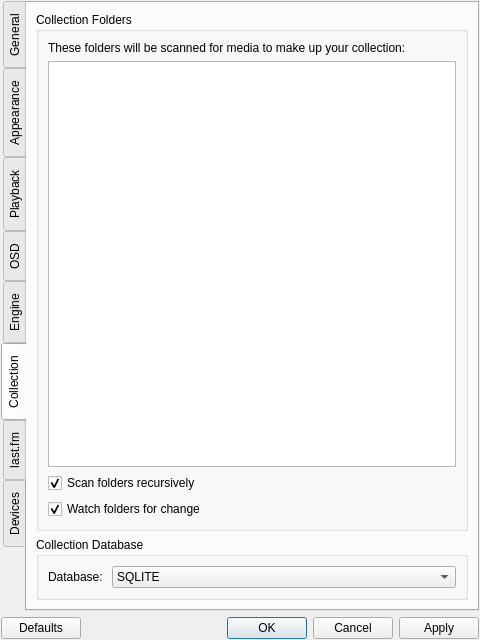
First picture: the form in gereqi/configuration.ui, repository handsomegui/Gereqi, before the edit.
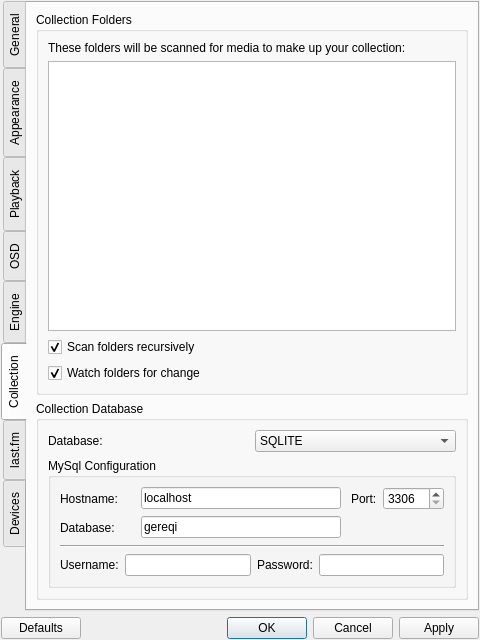
Second picture: the form after the edit.

Commit message: pyinotify really cannot deal with encoded filenames that it cannot decode to utf-8 so i've made everything strings. I'm sure this'll kick me in the balls at some point.

The edit to the form file:
```diff
--- a/gereqi/configuration.ui
+++ b/gereqi/configuration.ui
@@ -40,14 +40,14 @@
   <property name="windowFilePath">
    <string/>
   </property>
-  <layout class="QGridLayout" name="gridLayout">
+  <layout class="QVBoxLayout" name="verticalLayout_5">
    <property name="sizeConstraint">
     <enum>QLayout::SetMinimumSize</enum>
    </property>
    <property name="margin">
     <number>1</number>
    </property>
-   <item row="0" column="0">
+   <item>
     <widget class="QTabWidget" name="tabWidget">
      <property name="locale">
       <locale language="English" country="UnitedKingdom"/>
@@ -286,22 +286,28 @@
       <attribute name="title">
        <string>Collection</string>
       </attribute>
-      <layout class="QVBoxLayout" name="verticalLayout_5">
+      <layout class="QVBoxLayout" name="verticalLayout_6">
        <item>
         <widget class="QGroupBox" name="groupBox_4">
          <property name="title">
           <string>Collection Folders</string>
          </property>
-         <layout class="QVBoxLayout" name="verticalLayout_4">
-          <item>
+         <layout class="QGridLayout" name="gridLayout_2">
+          <item row="0" column="0">
            <widget class="QLabel" name="label_3">
             <property name="text">
              <string>These folders will be scanned for media to make up your collection:</string>
             </property>
            </widget>
           </item>
-          <item>
+          <item row="1" column="0">
            <widget class="QTreeView" name="collection_view">
+            <property name="minimumSize">
+             <size>
+              <width>200</width>
+              <height>0</height>
+             </size>
+            </property>
             <property name="indentation">
              <number>20</number>
             </property>
@@ -310,7 +316,7 @@
             </property>
            </widget>
           </item>
-          <item>
+          <item row="2" column="0">
            <widget class="QCheckBox" name="scan_recursively">
             <property name="text">
              <string>Scan folders recursively</string>
@@ -320,7 +326,7 @@
             </property>
            </widget>
           </item>
-          <item>
+          <item row="3" column="0">
            <widget class="QCheckBox" name="watch_folders">
             <property name="text">
              <string>Watch folders for change</string>
@@ -338,15 +344,17 @@
          <property name="title">
           <string>Collection Database</string>
          </property>
-         <layout class="QFormLayout" name="formLayout">
-          <item row="0" column="0">
+         <layout class="QVBoxLayout" name="verticalLayout_8">
+          <item>
+           <layout class="QHBoxLayout" name="horizontalLayout_6">
+            <item>
            <widget class="QLabel" name="label_4">
             <property name="text">
              <string>Database: </string>
             </property>
            </widget>
           </item>
-          <item row="0" column="1">
+            <item>
            <widget class="QComboBox" name="database_type">
             <property name="minimumSize">
              <size>
@@ -379,6 +387,189 @@
            </widget>
           </item>
          </layout>
+          </item>
+          <item>
+           <widget class="QGroupBox" name="groupBox_6">
+            <property name="title">
+             <string>MySql Configuration</string>
+            </property>
+            <layout class="QVBoxLayout" name="verticalLayout_4">
+             <item>
+              <layout class="QHBoxLayout" name="horizontalLayout_7">
+               <item>
+                <widget class="QLabel" name="label_5">
+                 <property name="minimumSize">
+                  <size>
+                   <width>75</width>
+                   <height>0</height>
+                  </size>
+                 </property>
+                 <property name="maximumSize">
+                  <size>
+                   <width>100</width>
+                   <height>16777215</height>
+                  </size>
+                 </property>
+                 <property name="text">
+                  <string>Hostname:</string>
+                 </property>
+                </widget>
+               </item>
+               <item>
+                <widget class="QLineEdit" name="lineEdit">
+                 <property name="minimumSize">
+                  <size>
+                   <width>200</width>
+                   <height>0</height>
+                  </size>
+                 </property>
+                 <property name="maximumSize">
+                  <size>
+                   <width>220</width>
+                   <height>16777215</height>
+                  </size>
+                 </property>
+                 <property name="text">
+                  <string>localhost</string>
+                 </property>
+                </widget>
+               </item>
+               <item>
+                <spacer name="horizontalSpacer_4">
+                 <property name="orientation">
+                  <enum>Qt::Horizontal</enum>
+                 </property>
+                 <property name="sizeHint" stdset="0">
+                  <size>
+                   <width>40</width>
+                   <height>20</height>
+                  </size>
+                 </property>
+                </spacer>
+               </item>
+               <item>
+                <widget class="QLabel" name="label_7">
+                 <property name="text">
+                  <string>Port:</string>
+                 </property>
+                </widget>
+               </item>
+               <item>
+                <widget class="QSpinBox" name="spinBox">
+                 <property name="minimum">
+                  <number>3306</number>
+                 </property>
+                 <property name="maximum">
+                  <number>65535</number>
+                 </property>
+                </widget>
+               </item>
+              </layout>
+             </item>
+             <item>
+              <layout class="QHBoxLayout" name="horizontalLayout_8">
+               <item>
+                <widget class="QLabel" name="label_6">
+                 <property name="minimumSize">
+                  <size>
+                   <width>75</width>
+                   <height>0</height>
+                  </size>
+                 </property>
+                 <property name="maximumSize">
+                  <size>
+                   <width>100</width>
+                   <height>16777215</height>
+                  </size>
+                 </property>
+                 <property name="text">
+                  <string>Database:</string>
+                 </property>
+                </widget>
+               </item>
+               <item>
+                <widget class="QLineEdit" name="lineEdit_2">
+                 <property name="minimumSize">
+                  <size>
+                   <width>200</width>
+                   <height>0</height>
+                  </size>
+                 </property>
+                 <property name="maximumSize">
+                  <size>
+                   <width>220</width>
+                   <height>16777215</height>
+                  </size>
+                 </property>
+                 <property name="text">
+                  <string>gereqi</string>
+                 </property>
+                </widget>
+               </item>
+               <item>
+                <spacer name="horizontalSpacer_3">
+                 <property name="orientation">
+                  <enum>Qt::Horizontal</enum>
+                 </property>
+                 <property name="sizeHint" stdset="0">
+                  <size>
+                   <width>111</width>
+                   <height>23</height>
+                  </size>
+                 </property>
+                </spacer>
+               </item>
+              </layout>
+             </item>
+             <item>
+              <widget class="Line" name="line">
+               <property name="orientation">
+                <enum>Qt::Horizontal</enum>
+               </property>
+              </widget>
+             </item>
+             <item>
+              <layout class="QHBoxLayout" name="horizontalLayout_9">
+               <item>
+                <widget class="QLabel" name="label_8">
+                 <property name="text">
+                  <string>Username:</string>
+                 </property>
+                </widget>
+               </item>
+               <item>
+                <widget class="QLineEdit" name="lineEdit_3">
+                 <property name="maximumSize">
+                  <size>
+                   <width>200</width>
+                   <height>16777215</height>
+                  </size>
+                 </property>
+                </widget>
+               </item>
+               <item>
+                <widget class="QLabel" name="label_9">
+                 <property name="text">
+                  <string>Password:</string>
+                 </property>
+                </widget>
+               </item>
+               <item>
+                <widget class="QLineEdit" name="lineEdit_4">
+                 <property name="maximumSize">
+                  <size>
+                   <width>200</width>
+                   <height>16777215</height>
+                  </size>
+                 </property>
+                </widget>
+               </item>
+              </layout>
+             </item>
+            </layout>
+           </widget>
+          </item>
+         </layout>
         </widget>
        </item>
       </layout>
@@ -395,7 +586,7 @@
      </widget>
     </widget>
    </item>
-   <item row="1" column="0">
+   <item>
     <layout class="QHBoxLayout" name="horizontalLayout">
      <item>
       <widget class="QPushButton" name="pushButton">
```
Lines whose indentation alone changed are shown as unchanged. The commit also changes 2 other files.
